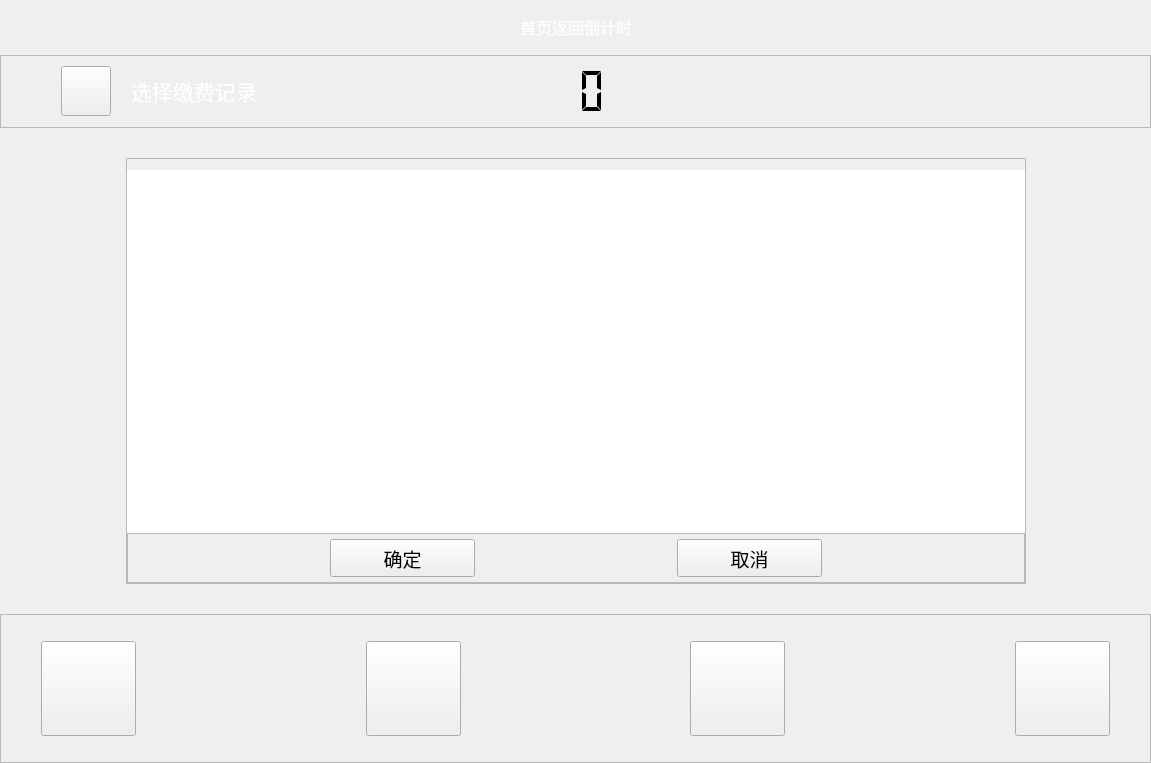
Qt form writecardlist.ui (along-wds/jiaofeiji_ykgl) before a commit.
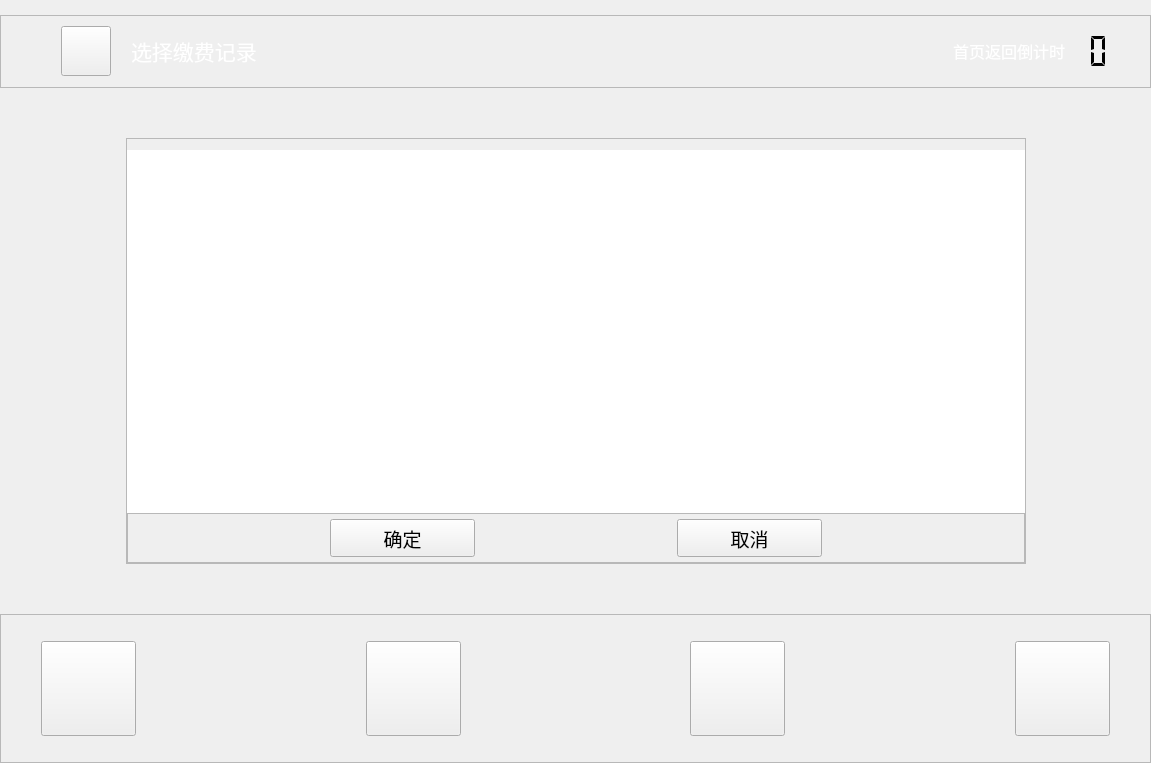
The same form after that commit. Icons and pictures are not drawn.

The edit to the form file:
```diff
--- a/writecardlist.ui
+++ b/writecardlist.ui
@@ -30,88 +30,20 @@
     <number>0</number>
    </property>
    <item>
-    <layout class="QHBoxLayout" name="horizontalLayout_22">
-     <item>
-      <spacer name="horizontalSpacer_18">
-       <property name="orientation">
-        <enum>Qt::Horizontal</enum>
-       </property>
-       <property name="sizeHint" stdset="0">
-        <size>
-         <width>40</width>
-         <height>20</height>
-        </size>
-       </property>
-      </spacer>
-     </item>
-     <item>
-      <spacer name="verticalSpacer_9">
-       <property name="orientation">
-        <enum>Qt::Vertical</enum>
-       </property>
-       <property name="sizeType">
-        <enum>QSizePolicy::Fixed</enum>
-       </property>
-       <property name="sizeHint" stdset="0">
-        <size>
-         <width>20</width>
-         <height>55</height>
-        </size>
-       </property>
-      </spacer>
-     </item>
-     <item>
-      <widget class="QLabel" name="label_10">
-       <property name="sizePolicy">
-        <sizepolicy hsizetype="Preferred" vsizetype="Preferred">
-         <horstretch>0</horstretch>
-         <verstretch>0</verstretch>
-        </sizepolicy>
-       </property>
-       <property name="font">
-        <font>
-         <family>微软雅黑</family>
-         <pointsize>12</pointsize>
-        </font>
-       </property>
-       <property name="text">
-        <string>&lt;html&gt;&lt;head/&gt;&lt;body&gt;&lt;p&gt;&lt;span style=&quot; color:#ffffff;&quot;&gt;首页返回倒计时&lt;/span&gt;&lt;/p&gt;&lt;/body&gt;&lt;/html&gt;</string>
-       </property>
-      </widget>
-     </item>
-     <item>
-      <spacer name="verticalSpacer_3">
-       <property name="orientation">
-        <enum>Qt::Vertical</enum>
-       </property>
-       <property name="sizeType">
-        <enum>QSizePolicy::Fixed</enum>
-       </property>
-       <property name="sizeHint" stdset="0">
-        <size>
-         <width>20</width>
-         <height>55</height>
-        </size>
-       </property>
-      </spacer>
-     </item>
-     <item>
-      <spacer name="horizontalSpacer_17">
-       <property name="orientation">
-        <enum>Qt::Horizontal</enum>
-       </property>
-       <property name="sizeType">
-        <enum>QSizePolicy::Expanding</enum>
-       </property>
-       <property name="sizeHint" stdset="0">
-        <size>
-         <width>15</width>
-         <height>20</height>
-        </size>
-       </property>
-      </spacer>
-     </item>
-    </layout>
+    <spacer name="verticalSpacer_2">
+     <property name="orientation">
+      <enum>Qt::Vertical</enum>
+     </property>
+     <property name="sizeType">
+      <enum>QSizePolicy::Fixed</enum>
+     </property>
+     <property name="sizeHint" stdset="0">
+      <size>
+       <width>20</width>
+       <height>15</height>
+      </size>
+     </property>
+    </spacer>
    </item>
    <item>
     <widget class="QFrame" name="frame_4">
@@ -238,7 +170,7 @@
        </widget>
       </item>
       <item>
-       <spacer name="horizontalSpacer_2">
+       <spacer name="horizontalSpacer_16">
         <property name="orientation">
          <enum>Qt::Horizontal</enum>
         </property>
@@ -250,6 +182,19 @@
         </property>
        </spacer>
       </item>
+      <item>
+       <widget class="QLabel" name="label_10">
+        <property name="font">
+         <font>
+          <family>微软雅黑</family>
+          <pointsize>12</pointsize>
+         </font>
+        </property>
+        <property name="text">
+         <string>&lt;html&gt;&lt;head/&gt;&lt;body&gt;&lt;p&gt;&lt;span style=&quot; color:#ffffff;&quot;&gt;首页返回倒计时&lt;/span&gt;&lt;/p&gt;&lt;/body&gt;&lt;/html&gt;</string>
+        </property>
+       </widget>
+      </item>
       <item>
        <widget class="QLCDNumber" name="lcdNumber">
         <property name="sizePolicy">
@@ -260,20 +205,20 @@
         </property>
         <property name="minimumSize">
          <size>
-          <width>120</width>
+          <width>50</width>
           <height>50</height>
          </size>
         </property>
         <property name="maximumSize">
          <size>
-          <width>120</width>
+          <width>50</width>
           <height>50</height>
          </size>
         </property>
         <property name="font">
          <font>
           <family>微软雅黑</family>
-          <pointsize>5</pointsize>
+          <pointsize>12</pointsize>
          </font>
         </property>
         <property name="layoutDirection">
@@ -292,7 +237,7 @@
          <enum>QFrame::Plain</enum>
         </property>
         <property name="lineWidth">
-         <number>1</number>
+         <number>0</number>
         </property>
         <property name="midLineWidth">
          <number>0</number>
@@ -309,7 +254,7 @@
        </widget>
       </item>
       <item>
-       <spacer name="verticalSpacer_2">
+       <spacer name="verticalSpacer_12">
         <property name="orientation">
          <enum>Qt::Vertical</enum>
         </property>
@@ -325,48 +270,7 @@
        </spacer>
       </item>
       <item>
-       <spacer name="horizontalSpacer_16">
-        <property name="orientation">
-         <enum>Qt::Horizontal</enum>
-        </property>
-        <property name="sizeHint" stdset="0">
-         <size>
-          <width>249</width>
-          <height>20</height>
-         </size>
-        </property>
-       </spacer>
-      </item>
-      <item>
-       <widget class="QLabel" name="label_20">
-        <property name="sizePolicy">
-         <sizepolicy hsizetype="Fixed" vsizetype="Fixed">
-          <horstretch>0</horstretch>
-          <verstretch>0</verstretch>
-         </sizepolicy>
-        </property>
-        <property name="minimumSize">
-         <size>
-          <width>168</width>
-          <height>69</height>
-         </size>
-        </property>
-        <property name="maximumSize">
-         <size>
-          <width>168</width>
-          <height>69</height>
-         </size>
-        </property>
-        <property name="styleSheet">
-         <string notr="true">border-image: url(:/image/picture/qietu/95598.png);</string>
-        </property>
-        <property name="text">
-         <string/>
-        </property>
-       </widget>
-      </item>
-      <item>
-       <spacer name="horizontalSpacer_3">
+       <spacer name="horizontalSpacer_17">
         <property name="orientation">
          <enum>Qt::Horizontal</enum>
         </property>
@@ -375,7 +279,7 @@
         </property>
         <property name="sizeHint" stdset="0">
          <size>
-          <width>60</width>
+          <width>15</width>
           <height>20</height>
          </size>
         </property>
```
Left out of the diff: 8 changed lines with no effect on the pictures.
